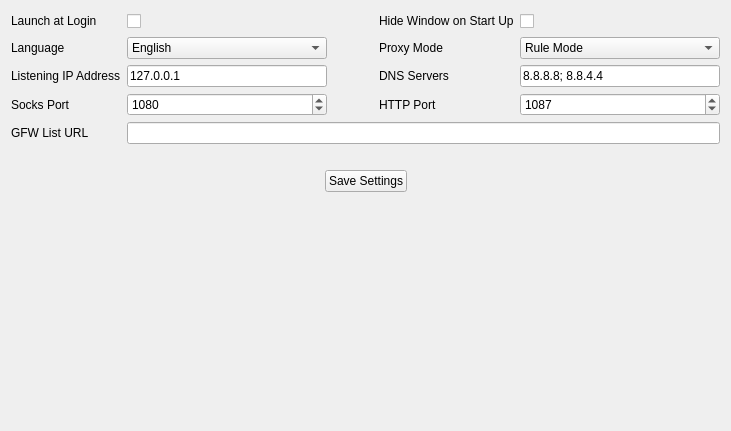
Qt form native/SettingsPage.ui (kkzi/V2Ray-Desktop) before a commit.
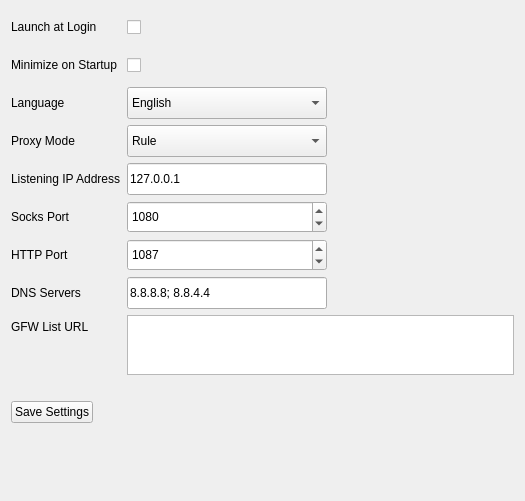
The same form after that commit. Custom widgets are drawn as their Qt base class.

The edit to the form file:
```diff
--- a/native/SettingsPage.ui
+++ b/native/SettingsPage.ui
@@ -6,8 +6,8 @@
    <rect>
     <x>0</x>
     <y>0</y>
-    <width>730</width>
-    <height>431</height>
+    <width>525</width>
+    <height>501</height>
    </rect>
   </property>
   <property name="windowTitle">
@@ -15,228 +15,105 @@
   </property>
   <layout class="QVBoxLayout" name="verticalLayout">
    <item>
-    <layout class="QGridLayout" name="gridLayout">
-     <item row="1" column="3">
-      <widget class="QLabel" name="label_4">
+    <layout class="QFormLayout" name="formLayout">
+     <item row="0" column="0">
+      <widget class="ClickableLabel" name="LaunchLabel">
+       <property name="minimumSize">
+        <size>
+         <width>0</width>
+         <height>32</height>
+        </size>
+       </property>
+       <property name="maximumSize">
+        <size>
+         <width>240</width>
+         <height>32</height>
+        </size>
+       </property>
+       <property name="text">
+        <string>Launch at Login</string>
+       </property>
+      </widget>
+     </item>
+     <item row="0" column="1">
+      <widget class="QCheckBox" name="LaunchAtLogin">
        <property name="sizePolicy">
-        <sizepolicy hsizetype="Preferred" vsizetype="Preferred">
+        <sizepolicy hsizetype="Minimum" vsizetype="Preferred">
          <horstretch>0</horstretch>
          <verstretch>0</verstretch>
         </sizepolicy>
        </property>
+       <property name="minimumSize">
+        <size>
+         <width>200</width>
+         <height>32</height>
+        </size>
+       </property>
        <property name="maximumSize">
         <size>
          <width>200</width>
-         <height>16777215</height>
+         <height>32</height>
         </size>
        </property>
+       <property name="layoutDirection">
+        <enum>Qt::LeftToRight</enum>
+       </property>
        <property name="text">
-        <string>Proxy Mode</string>
+        <string/>
+       </property>
+      </widget>
+     </item>
+     <item row="1" column="1">
+      <widget class="QCheckBox" name="HideWindowOnStartUp">
+       <property name="sizePolicy">
+        <sizepolicy hsizetype="Minimum" vsizetype="Preferred">
+         <horstretch>0</horstretch>
+         <verstretch>0</verstretch>
+        </sizepolicy>
+       </property>
+       <property name="minimumSize">
+        <size>
+         <width>200</width>
+         <height>32</height>
+        </size>
+       </property>
+       <property name="maximumSize">
+        <size>
+         <width>200</width>
+         <height>32</height>
+        </size>
+       </property>
+       <property name="layoutDirection">
+        <enum>Qt::LeftToRight</enum>
+       </property>
+       <property name="text">
+        <string/>
+       </property>
+       <property name="tristate">
+        <bool>false</bool>
        </property>
       </widget>
      </item>
      <item row="1" column="0">
-      <widget class="QLabel" name="label_3">
-       <property name="sizePolicy">
-        <sizepolicy hsizetype="Preferred" vsizetype="Preferred">
-         <horstretch>0</horstretch>
-         <verstretch>0</verstretch>
-        </sizepolicy>
-       </property>
-       <property name="maximumSize">
-        <size>
-         <width>200</width>
-         <height>16777215</height>
-        </size>
-       </property>
-       <property name="text">
-        <string>Language</string>
-       </property>
-      </widget>
-     </item>
-     <item row="2" column="3">
-      <widget class="QLabel" name="label_6">
-       <property name="sizePolicy">
-        <sizepolicy hsizetype="Preferred" vsizetype="Preferred">
-         <horstretch>0</horstretch>
-         <verstretch>0</verstretch>
-        </sizepolicy>
-       </property>
-       <property name="maximumSize">
-        <size>
-         <width>200</width>
-         <height>16777215</height>
-        </size>
-       </property>
-       <property name="text">
-        <string>DNS Servers</string>
-       </property>
-      </widget>
-     </item>
-     <item row="4" column="1" colspan="4">
-      <widget class="QLineEdit" name="GfwUrl">
-       <property name="sizePolicy">
-        <sizepolicy hsizetype="Expanding" vsizetype="Preferred">
-         <horstretch>0</horstretch>
-         <verstretch>0</verstretch>
-        </sizepolicy>
-       </property>
-      </widget>
-     </item>
-     <item row="0" column="5">
-      <spacer name="horizontalSpacer_2">
-       <property name="orientation">
-        <enum>Qt::Horizontal</enum>
-       </property>
-       <property name="sizeType">
-        <enum>QSizePolicy::Maximum</enum>
-       </property>
-       <property name="sizeHint" stdset="0">
-        <size>
-         <width>40</width>
-         <height>20</height>
-        </size>
-       </property>
-      </spacer>
-     </item>
-     <item row="2" column="4">
-      <widget class="QLineEdit" name="DnsServers">
-       <property name="sizePolicy">
-        <sizepolicy hsizetype="Expanding" vsizetype="Preferred">
-         <horstretch>0</horstretch>
-         <verstretch>0</verstretch>
-        </sizepolicy>
-       </property>
+      <widget class="ClickableLabel" name="StartUpLabel">
        <property name="minimumSize">
         <size>
-         <width>100</width>
-         <height>0</height>
+         <width>0</width>
+         <height>32</height>
         </size>
        </property>
        <property name="maximumSize">
         <size>
-         <width>480</width>
-         <height>16777215</height>
+         <width>240</width>
+         <height>32</height>
         </size>
        </property>
        <property name="text">
-        <string>8.8.8.8; 8.8.4.4</string>
+        <string>Minimize on Startup</string>
        </property>
       </widget>
      </item>
-     <item row="1" column="4">
-      <widget class="QComboBox" name="ProxyMode">
-       <property name="sizePolicy">
-        <sizepolicy hsizetype="Expanding" vsizetype="Preferred">
-         <horstretch>0</horstretch>
-         <verstretch>0</verstretch>
-        </sizepolicy>
-       </property>
-       <property name="minimumSize">
-        <size>
-         <width>100</width>
-         <height>0</height>
-        </size>
-       </property>
-       <property name="maximumSize">
-        <size>
-         <width>480</width>
-         <height>16777215</height>
-        </size>
-       </property>
-       <item>
-        <property name="text">
-         <string>Rule Mode</string>
-        </property>
-       </item>
-       <item>
-        <property name="text">
-         <string>Global Mode</string>
-        </property>
-       </item>
-       <item>
-        <property name="text">
-         <string>Direct Mode</string>
-        </property>
-       </item>
-      </widget>
-     </item>
      <item row="2" column="1">
-      <widget class="QLineEdit" name="ListeningIp">
-       <property name="sizePolicy">
-        <sizepolicy hsizetype="Expanding" vsizetype="Preferred">
-         <horstretch>0</horstretch>
-         <verstretch>0</verstretch>
-        </sizepolicy>
-       </property>
-       <property name="minimumSize">
-        <size>
-         <width>100</width>
-         <height>0</height>
-        </size>
-       </property>
-       <property name="maximumSize">
-        <size>
-         <width>480</width>
-         <height>16777215</height>
-        </size>
-       </property>
-       <property name="text">
-        <string>127.0.0.1</string>
-       </property>
-      </widget>
-     </item>
-     <item row="3" column="4">
-      <widget class="QSpinBox" name="HttpPort">
-       <property name="sizePolicy">
-        <sizepolicy hsizetype="Expanding" vsizetype="Preferred">
-         <horstretch>0</horstretch>
-         <verstretch>0</verstretch>
-        </sizepolicy>
-       </property>
-       <property name="minimumSize">
-        <size>
-         <width>100</width>
-         <height>0</height>
-        </size>
-       </property>
-       <property name="maximumSize">
-        <size>
-         <width>480</width>
-         <height>16777215</height>
-        </size>
-       </property>
-       <property name="minimum">
-        <number>1000</number>
-       </property>
-       <property name="maximum">
-        <number>65535</number>
-       </property>
-       <property name="value">
-        <number>1087</number>
-       </property>
-      </widget>
-     </item>
-     <item row="4" column="0">
-      <widget class="QLabel" name="label_9">
-       <property name="sizePolicy">
-        <sizepolicy hsizetype="Preferred" vsizetype="Preferred">
-         <horstretch>0</horstretch>
-         <verstretch>0</verstretch>
-        </sizepolicy>
-       </property>
-       <property name="maximumSize">
-        <size>
-         <width>200</width>
-         <height>16777215</height>
-        </size>
-       </property>
-       <property name="text">
-        <string>GFW List URL</string>
-       </property>
-      </widget>
-     </item>
-     <item row="1" column="1">
       <widget class="QComboBox" name="LanguageBox">
        <property name="sizePolicy">
         <sizepolicy hsizetype="Expanding" vsizetype="Preferred">
@@ -247,13 +124,13 @@
        <property name="minimumSize">
         <size>
          <width>100</width>
-         <height>0</height>
+         <height>32</height>
         </size>
        </property>
        <property name="maximumSize">
         <size>
-         <width>480</width>
-         <height>16777215</height>
+         <width>200</width>
+         <height>32</height>
         </size>
        </property>
        <item>
@@ -268,7 +145,144 @@
        </item>
       </widget>
      </item>
+     <item row="2" column="0">
+      <widget class="QLabel" name="label_3">
+       <property name="sizePolicy">
+        <sizepolicy hsizetype="Preferred" vsizetype="Preferred">
+         <horstretch>0</horstretch>
+         <verstretch>0</verstretch>
+        </sizepolicy>
+       </property>
+       <property name="minimumSize">
+        <size>
+         <width>0</width>
+         <height>32</height>
+        </size>
+       </property>
+       <property name="maximumSize">
+        <size>
+         <width>200</width>
+         <height>32</height>
+        </size>
+       </property>
+       <property name="text">
+        <string>Language</string>
+       </property>
+      </widget>
+     </item>
+     <item row="3" column="1">
+      <widget class="QComboBox" name="ProxyMode">
+       <property name="sizePolicy">
+        <sizepolicy hsizetype="Expanding" vsizetype="Preferred">
+         <horstretch>0</horstretch>
+         <verstretch>0</verstretch>
+        </sizepolicy>
+       </property>
+       <property name="minimumSize">
+        <size>
+         <width>100</width>
+         <height>32</height>
+        </size>
+       </property>
+       <property name="maximumSize">
+        <size>
+         <width>200</width>
+         <height>32</height>
+        </size>
+       </property>
+       <item>
+        <property name="text">
+         <string>Rule</string>
+        </property>
+       </item>
+       <item>
+        <property name="text">
+         <string>Global</string>
+        </property>
+       </item>
+       <item>
+        <property name="text">
+         <string>Direct</string>
+        </property>
+       </item>
+      </widget>
+     </item>
      <item row="3" column="0">
+      <widget class="QLabel" name="label_4">
+       <property name="sizePolicy">
+        <sizepolicy hsizetype="Preferred" vsizetype="Preferred">
+         <horstretch>0</horstretch>
+         <verstretch>0</verstretch>
+        </sizepolicy>
+       </property>
+       <property name="minimumSize">
+        <size>
+         <width>0</width>
+         <height>32</height>
+        </size>
+       </property>
+       <property name="maximumSize">
+        <size>
+         <width>200</width>
+         <height>32</height>
+        </size>
+       </property>
+       <property name="text">
+        <string>Proxy Mode</string>
+       </property>
+      </widget>
+     </item>
+     <item row="4" column="0">
+      <widget class="QLabel" name="label_5">
+       <property name="sizePolicy">
+        <sizepolicy hsizetype="Preferred" vsizetype="Preferred">
+         <horstretch>0</horstretch>
+         <verstretch>0</verstretch>
+        </sizepolicy>
+       </property>
+       <property name="minimumSize">
+        <size>
+         <width>0</width>
+         <height>32</height>
+        </size>
+       </property>
+       <property name="maximumSize">
+        <size>
+         <width>200</width>
+         <height>32</height>
+        </size>
+       </property>
+       <property name="text">
+        <string>Listening IP Address</string>
+       </property>
+      </widget>
+     </item>
+     <item row="4" column="1">
+      <widget class="QLineEdit" name="ListeningIp">
+       <property name="sizePolicy">
+        <sizepolicy hsizetype="Expanding" vsizetype="Preferred">
+         <horstretch>0</horstretch>
+         <verstretch>0</verstretch>
+        </sizepolicy>
+       </property>
+       <property name="minimumSize">
+        <size>
+         <width>100</width>
+         <height>32</height>
+        </size>
+       </property>
+       <property name="maximumSize">
+        <size>
+         <width>200</width>
+         <height>32</height>
+        </size>
+       </property>
+       <property name="text">
+        <string>127.0.0.1</string>
+       </property>
+      </widget>
+     </item>
+     <item row="5" column="0">
       <widget class="QLabel" name="label_7">
        <property name="sizePolicy">
         <sizepolicy hsizetype="Preferred" vsizetype="Preferred">
@@ -276,10 +290,16 @@
          <verstretch>0</verstretch>
         </sizepolicy>
        </property>
+       <property name="minimumSize">
+        <size>
+         <width>0</width>
+         <height>32</height>
+        </size>
+       </property>
        <property name="maximumSize">
         <size>
          <width>200</width>
-         <height>16777215</height>
+         <height>32</height>
         </size>
        </property>
        <property name="text">
@@ -287,7 +307,7 @@
        </property>
       </widget>
      </item>
-     <item row="3" column="1">
+     <item row="5" column="1">
       <widget class="QSpinBox" name="SocksPort">
        <property name="sizePolicy">
         <sizepolicy hsizetype="Expanding" vsizetype="Preferred">
@@ -298,13 +318,13 @@
        <property name="minimumSize">
         <size>
          <width>100</width>
-         <height>0</height>
+         <height>32</height>
         </size>
        </property>
        <property name="maximumSize">
         <size>
-         <width>480</width>
-         <height>16777215</height>
+         <width>200</width>
+         <height>32</height>
         </size>
        </property>
        <property name="minimum">
@@ -318,26 +338,7 @@
        </property>
       </widget>
      </item>
-     <item row="2" column="0">
-      <widget class="QLabel" name="label_5">
-       <property name="sizePolicy">
-        <sizepolicy hsizetype="Preferred" vsizetype="Preferred">
-         <horstretch>0</horstretch>
-         <verstretch>0</verstretch>
-        </sizepolicy>
-       </property>
-       <property name="maximumSize">
-        <size>
-         <width>200</width>
-         <height>16777215</height>
-        </size>
-       </property>
-       <property name="text">
-        <string>Listening IP Address</string>
-       </property>
-      </widget>
-     </item>
-     <item row="3" column="3">
+     <item row="6" column="0">
       <widget class="QLabel" name="label_8">
        <property name="sizePolicy">
         <sizepolicy hsizetype="Preferred" vsizetype="Preferred">
@@ -345,10 +346,16 @@
          <verstretch>0</verstretch>
         </sizepolicy>
        </property>
+       <property name="minimumSize">
+        <size>
+         <width>0</width>
+         <height>32</height>
+        </size>
+       </property>
        <property name="maximumSize">
         <size>
          <width>200</width>
-         <height>16777215</height>
+         <height>32</height>
         </size>
        </property>
        <property name="text">
@@ -356,110 +363,119 @@
        </property>
       </widget>
      </item>
-     <item row="0" column="2">
-      <widget class="QWidget" name="widget" native="true">
+     <item row="6" column="1">
+      <widget class="QSpinBox" name="HttpPort">
        <property name="sizePolicy">
-        <sizepolicy hsizetype="Preferred" vsizetype="Preferred">
+        <sizepolicy hsizetype="Expanding" vsizetype="Preferred">
          <horstretch>0</horstretch>
          <verstretch>0</verstretch>
         </sizepolicy>
        </property>
        <property name="minimumSize">
         <size>
-         <width>40</width>
-         <height>0</height>
+         <width>100</width>
+         <height>32</height>
         </size>
        </property>
        <property name="maximumSize">
         <size>
-         <width>100</width>
-         <height>16777215</height>
+         <width>200</width>
+         <height>32</height>
         </size>
        </property>
+       <property name="minimum">
+        <number>1000</number>
+       </property>
+       <property name="maximum">
+        <number>65535</number>
+       </property>
+       <property name="value">
+        <number>1087</number>
+       </property>
       </widget>
      </item>
-     <item row="0" column="1">
-      <widget class="QCheckBox" name="LaunchAtLogin">
+     <item row="7" column="0">
+      <widget class="QLabel" name="label_6">
        <property name="sizePolicy">
-        <sizepolicy hsizetype="Minimum" vsizetype="Preferred">
+        <sizepolicy hsizetype="Preferred" vsizetype="Preferred">
          <horstretch>0</horstretch>
          <verstretch>0</verstretch>
         </sizepolicy>
        </property>
        <property name="minimumSize">
         <size>
-         <width>200</width>
-         <height>0</height>
+         <width>0</width>
+         <height>32</height>
         </size>
        </property>
        <property name="maximumSize">
         <size>
-         <width>480</width>
-         <height>16777215</height>
+         <width>200</width>
+         <height>32</height>
         </size>
        </property>
-       <property name="layoutDirection">
-        <enum>Qt::LeftToRight</enum>
-       </property>
        <property name="text">
-        <string/>
+        <string>DNS Servers</string>
        </property>
       </widget>
      </item>
-     <item row="0" column="0">
-      <widget class="ClickableLabel" name="LaunchLabel">
+     <item row="7" column="1">
+      <widget class="QLineEdit" name="DnsServers">
+       <property name="sizePolicy">
+        <sizepolicy hsizetype="Expanding" vsizetype="Preferred">
+         <horstretch>0</horstretch>
+         <verstretch>0</verstretch>
+        </sizepolicy>
+       </property>
+       <property name="minimumSize">
+        <size>
+         <width>100</width>
+         <height>32</height>
+        </size>
+       </property>
        <property name="maximumSize">
         <size>
-         <width>240</width>
-         <height>16777215</height>
+         <width>200</width>
+         <height>32</height>
         </size>
        </property>
        <property name="text">
-        <string>Launch at Login</string>
+        <string>8.8.8.8; 8.8.4.4</string>
        </property>
       </widget>
      </item>
-     <item row="0" column="4">
-      <widget class="QCheckBox" name="HideWindowOnStartUp">
+     <item row="8" column="0">
+      <widget class="QLabel" name="label_9">
        <property name="sizePolicy">
-        <sizepolicy hsizetype="Minimum" vsizetype="Preferred">
+        <sizepolicy hsizetype="Preferred" vsizetype="Preferred">
          <horstretch>0</horstretch>
          <verstretch>0</verstretch>
         </sizepolicy>
        </property>
-       <property name="minimumSize">
-        <size>
-         <width>200</width>
-         <height>0</height>
-        </size>
-       </property>
        <property name="maximumSize">
         <size>
-         <width>480</width>
+         <width>200</width>
          <height>16777215</height>
         </size>
        </property>
-       <property name="layoutDirection">
-        <enum>Qt::LeftToRight</enum>
-       </property>
        <property name="text">
-        <string/>
+        <string>GFW List URL</string>
        </property>
-       <property name="tristate">
-        <bool>false</bool>
-       </property>
       </widget>
      </item>
-     <item row="0" column="3">
-      <widget class="ClickableLabel" name="StartUpLabel">
-       <property name="maximumSize">
+     <item row="8" column="1">
+      <widget class="QPlainTextEdit" name="GfwUrl">
+       <property name="minimumSize">
         <size>
-         <width>240</width>
-         <height>16777215</height>
+         <width>0</width>
+         <height>60</height>
         </size>
        </property>
-       <property name="text">
-        <string>Hide Window on Start Up</string>
+       <property name="maximumSize">
+        <size>
+         <width>16777215</width>
+         <height>60</height>
+        </size>
        </property>
       </widget>
      </item>
@@ -470,19 +486,6 @@
      <property name="topMargin">
       <number>20</number>
      </property>
-     <item>
-      <spacer name="horizontalSpacer_3">
-       <property name="orientation">
-        <enum>Qt::Horizontal</enum>
-       </property>
-       <property name="sizeHint" stdset="0">
-        <size>
-         <width>40</width>
-         <height>20</height>
-        </size>
-       </property>
-      </spacer>
-     </item>
      <item>
       <widget class="QPushButton" name="Save">
        <property name="text">
```
